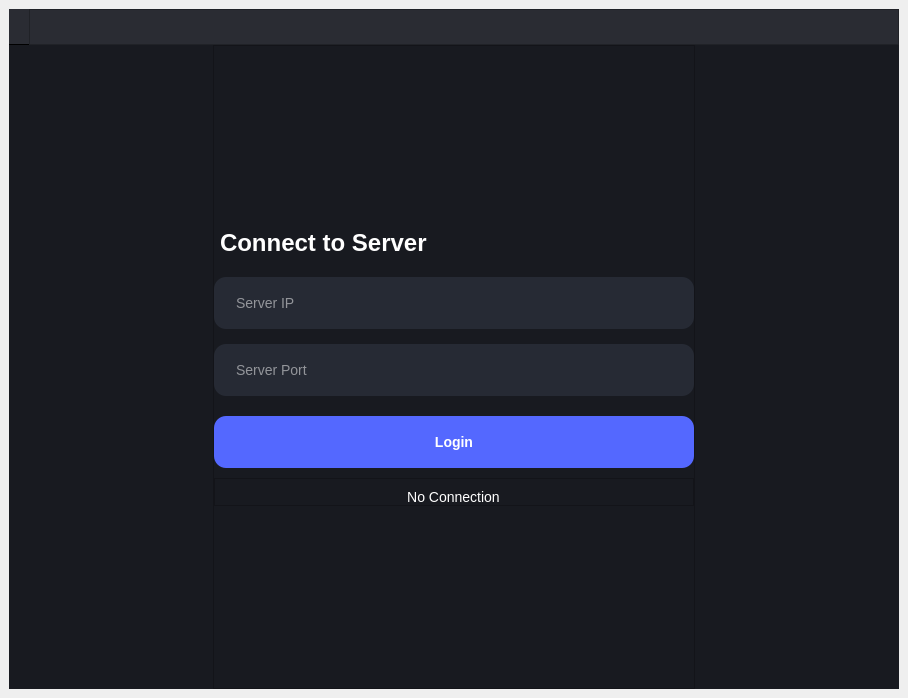
Before: the Qt Designer form client.ui in thebadsektor/intelligent_management_system, drawn with Qt 5.
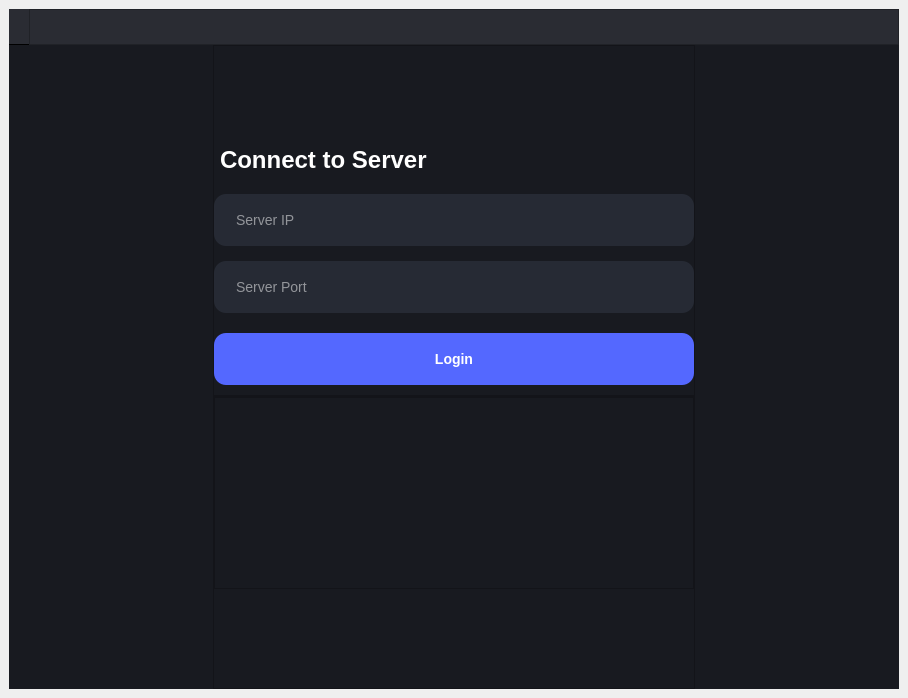
After: the same form once the commit is applied. Icons and pictures are not drawn.

The edit to the form file:
```diff
--- a/client.ui
+++ b/client.ui
@@ -400,23 +400,12 @@
               <property name="bottomMargin">
                <number>0</number>
               </property>
-              <item>
-               <widget class="QLabel" name="txtStatus">
-                <property name="styleSheet">
-                 <string notr="true">font-size: 14px;
-max-width: 155px;</string>
-                </property>
-                <property name="text">
-                 <string>No Connection</string>
-                </property>
-                <property name="alignment">
-                 <set>Qt::AlignCenter</set>
-                </property>
-               </widget>
-              </item>
              </layout>
             </widget>
            </item>
+           <item>
+            <widget class="QTextEdit" name="txtReceivedData"/>
+           </item>
            <item>
             <spacer name="verticalSpacer">
              <property name="orientation">
```
Left out of the diff: 2 changed lines with no effect on the pictures.
